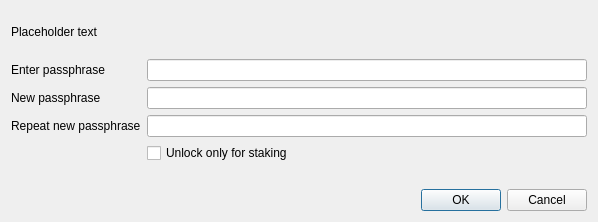
First picture: the form in src/qt/forms/askpassphrasedialog.ui, repository navcoin/navcoin-core, before the edit.
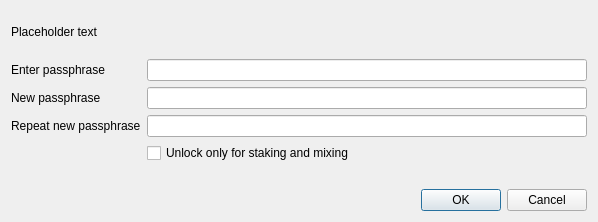
Second picture: the form after the edit.

Commit message: change labels to reflect unlock wallet for mixing

```diff
--- a/src/qt/forms/askpassphrasedialog.ui
+++ b/src/qt/forms/askpassphrasedialog.ui
@@ -113,12 +113,12 @@
      </item>
      <item row="4" column="1">
       <widget class="QCheckBox" name="stakingCheckBox">
-       <property name="text">
-        <string>Unlock only for staking</string>
-       </property>
        <property name="visible">
         <bool>false</bool>
        </property>
+       <property name="text">
+        <string>Unlock only for staking and mixing</string>
+       </property>
       </widget>
      </item>
     </layout>
```
The commit also changes 4 other files.
